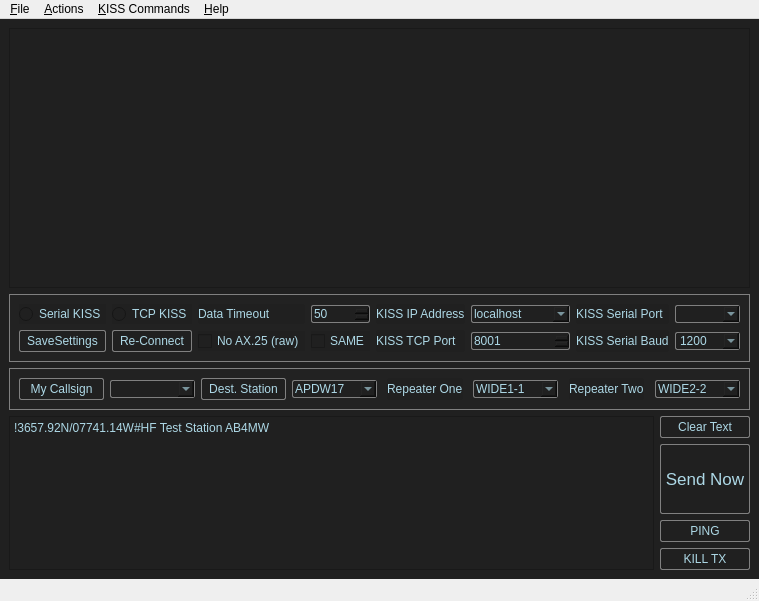
guitarpicva/UIConnect, file direwolfconnect.ui: the form before one commit.
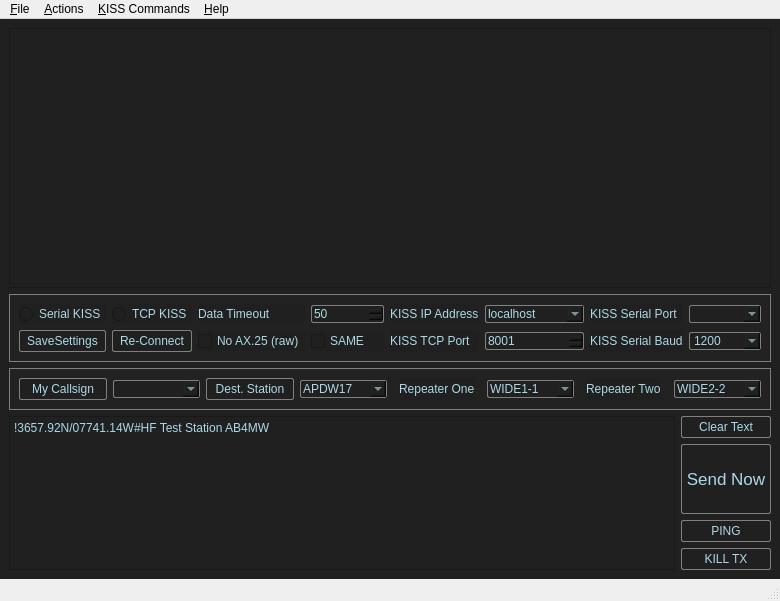
The form after the commit.

Commit message: make serial port editable

```diff
--- a/direwolfconnect.ui
+++ b/direwolfconnect.ui
@@ -6,7 +6,7 @@
    <rect>
     <x>0</x>
     <y>0</y>
-    <width>759</width>
+    <width>780</width>
     <height>601</height>
    </rect>
   </property>
@@ -235,6 +235,9 @@
          <property name="toolTip">
           <string>Serial port that the hardware modem is connected to.</string>
          </property>
+         <property name="editable">
+          <bool>true</bool>
+         </property>
         </widget>
        </item>
        <item row="1" column="7">
@@ -488,7 +491,7 @@
     <rect>
      <x>0</x>
      <y>0</y>
-     <width>759</width>
+     <width>780</width>
      <height>23</height>
     </rect>
    </property>
```
